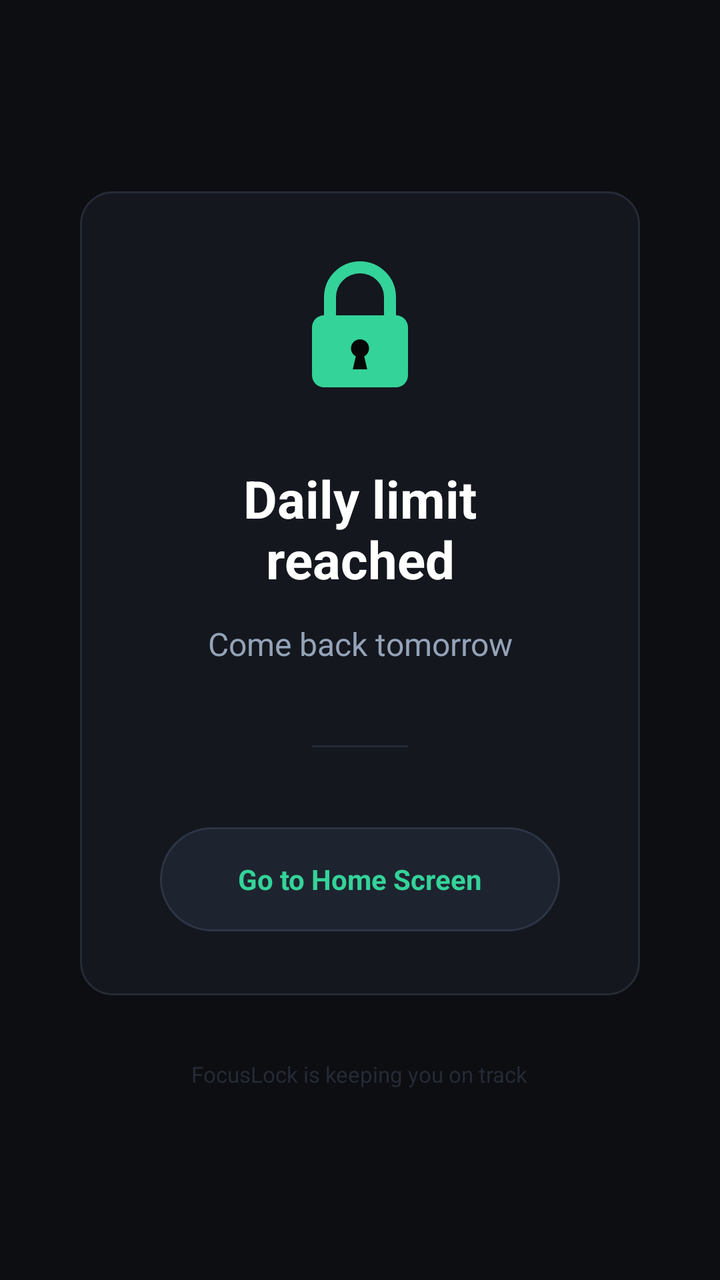
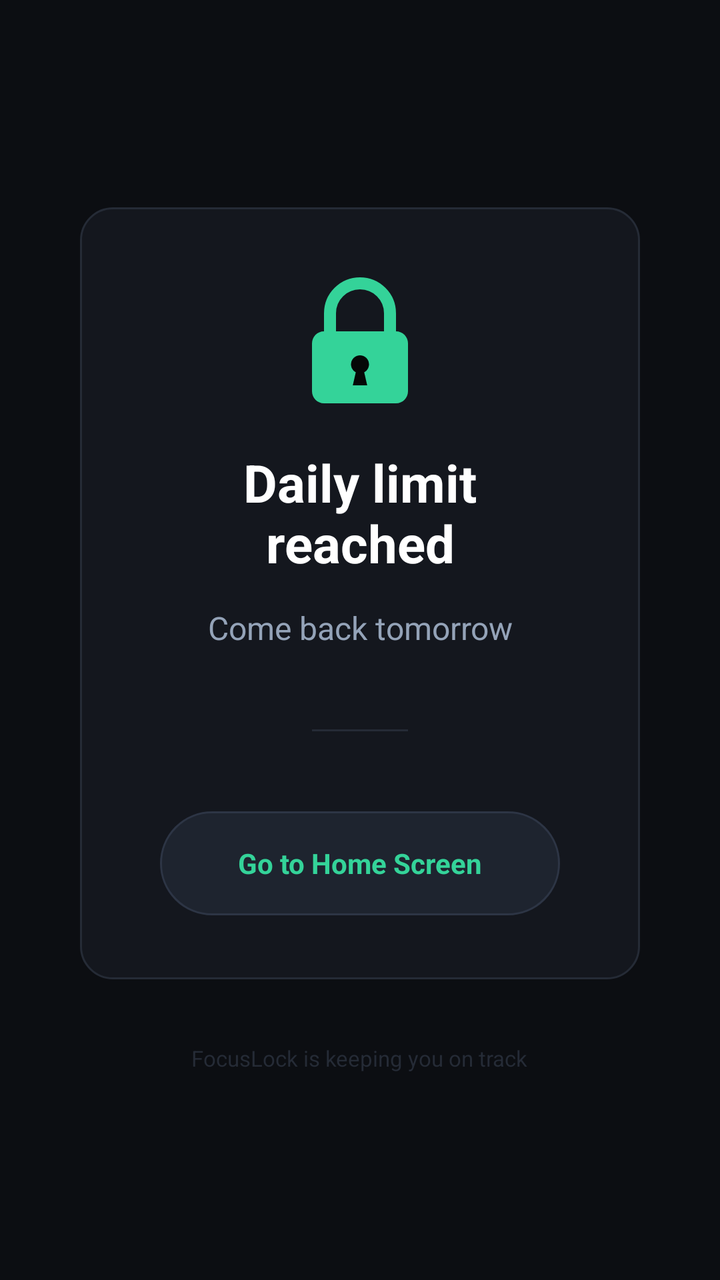

The first picture is an Android layout as it rendered before a commit; the second is the same layout after the commit. The layout source and the unified diff follow.
<!-- AndroidManifest.xml: activity theme Theme.FocusLock -->
<!-- res/layout/activity_block.xml -->
<?xml version="1.0" encoding="utf-8"?>
<LinearLayout
    xmlns:android="http://schemas.android.com/apk/res/android"
    android:layout_width="match_parent"
    android:layout_height="match_parent"
    android:orientation="vertical"
    android:gravity="center"
    android:padding="40dp"
    android:background="@color/surface_bg">

    
    <LinearLayout
        android:layout_width="match_parent"
        android:layout_height="wrap_content"
        android:orientation="vertical"
        android:gravity="center"
        android:background="@drawable/bg_card"
        android:padding="32dp">

        
        <ImageView
            android:id="@+id/img_block_icon"
            android:layout_width="72dp"
            android:layout_height="72dp"
            android:src="@drawable/ic_lock_closed"
            android:layout_marginBottom="32dp" />

        
        <TextView
            android:id="@+id/txt_title"
            android:layout_width="wrap_content"
            android:layout_height="wrap_content"
            android:text="Daily limit reached"
            android:textSize="26sp"
            android:textStyle="bold"
            android:textColor="#FFFFFF"
            android:gravity="center"
            android:layout_marginBottom="14dp" />

        
        <TextView
            android:id="@+id/txt_subtitle"
            android:layout_width="wrap_content"
            android:layout_height="wrap_content"
            android:text="Come back tomorrow"
            android:textSize="16sp"
            android:textColor="#94A3B8"
            android:gravity="center"
            android:lineSpacingMultiplier="1.4"
            android:layout_marginBottom="40dp" />

        
        <View
            android:layout_width="48dp"
            android:layout_height="1dp"
            android:background="#252B36"
            android:layout_marginBottom="40dp" />

        
        <TextView
            android:id="@+id/btn_go_home"
            android:layout_width="200dp"
            android:layout_height="52dp"
            android:text="Go to Home Screen"
            android:textSize="14sp"
            android:textStyle="bold"
            android:textColor="#34d399"
            android:gravity="center"
            android:background="@drawable/bg_button_secondary" />

    </LinearLayout>

    
    <TextView
        android:layout_width="wrap_content"
        android:layout_height="wrap_content"
        android:text="FocusLock is keeping you on track"
        android:textSize="11sp"
        android:textColor="#252B36"
        android:gravity="center"
        android:layout_marginTop="32dp" />

</LinearLayout>
<!-- resources referenced by this layout -->
<resources>
  <color name="surface_bg">#FF0C0E12</color>
  <!-- drawable bg_button_secondary (drawable) -->
  <?xml version="1.0" encoding="utf-8"?>
  <ripple xmlns:android="http://schemas.android.com/apk/res/android"
      android:color="#20ffffff">
      <item>
          <shape android:shape="rectangle">
              <solid android:color="#1E242F" />
              <corners android:radius="28dp" />
              <stroke android:width="1dp" android:color="#2D3545" />
          </shape>
      </item>
  </ripple>
  <!-- drawable bg_card (drawable) -->
  <?xml version="1.0" encoding="utf-8"?>
  <ripple xmlns:android="http://schemas.android.com/apk/res/android"
      android:color="#20ffffff">
      <item>
          <shape android:shape="rectangle">
              <solid android:color="#14171E" />
              <corners android:radius="16dp" />
              <stroke android:width="1dp" android:color="#252B36" />
          </shape>
      </item>
  </ripple>
  <!-- drawable ic_lock_closed (drawable) -->
  <vector xmlns:android="http://schemas.android.com/apk/res/android"
      android:width="24dp"
      android:height="24dp"
      android:viewportWidth="24"
      android:viewportHeight="24">
      
      <path
          android:pathData="M7,10V7C7,4.24 9.24,2 12,2C14.76,2 17,4.24 17,7V10"
          android:strokeWidth="2"
          android:strokeColor="#34D399"
          android:strokeLineCap="round"/>
      
      <path
          android:pathData="M6,10H18C19.1,10 20,10.9 20,12V20C20,21.1 19.1,22 18,22H6C4.9,22 4,21.1 4,20V12C4,10.9 4.9,10 6,10Z"
          android:fillColor="#34D399"/>
      
      <path
          android:pathData="M12,14C11.17,14 10.5,14.67 10.5,15.5C10.5,16.08 10.83,16.58 11.3,16.82L10.8,19H13.2L12.7,16.82C13.17,16.58 13.5,16.08 13.5,15.5C13.5,14.67 12.83,14 12,14Z"
          android:fillColor="#050807"/>
  </vector>
  <style name="Theme.FocusLock" parent="Base.Theme.FocusLock" />
  <style name="Base.Theme.FocusLock" parent="Theme.Material3.DayNight.NoActionBar">
          
          
      </style>
</resources>

<!-- the commit's change to res/layout/activity_block.xml (unified diff, before → after) -->
@@ -23,7 +23,7 @@
             android:layout_width="72dp"
             android:layout_height="72dp"
             android:src="@drawable/ic_lock_closed"
-            android:layout_marginBottom="32dp" />
+            android:layout_marginBottom="16dp" />
 
         
         <TextView
